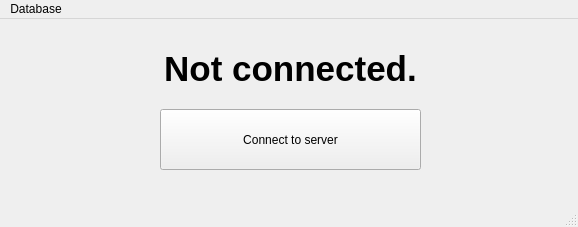
The window that ui/MainWindow.ui (YetToBeNamedHSETeam/DatabasesProject2) describes before a commit, drawn with Qt 5.
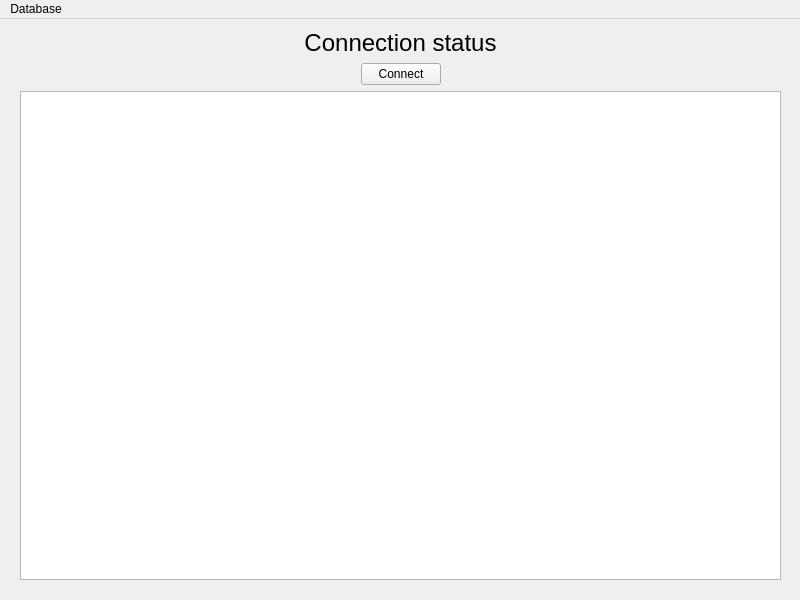
The same window after the commit.

Commit message: - some sql fixes - create db if needed and add sample data - started working on table view

Patch:
```diff
--- a/ui/MainWindow.ui
+++ b/ui/MainWindow.ui
@@ -6,48 +6,98 @@
    <rect>
     <x>0</x>
     <y>0</y>
-    <width>578</width>
-    <height>227</height>
+    <width>800</width>
+    <height>600</height>
    </rect>
   </property>
+  <property name="sizePolicy">
+   <sizepolicy hsizetype="Fixed" vsizetype="Fixed">
+    <horstretch>0</horstretch>
+    <verstretch>0</verstretch>
+   </sizepolicy>
+  </property>
+  <property name="minimumSize">
+   <size>
+    <width>800</width>
+    <height>600</height>
+   </size>
+  </property>
+  <property name="maximumSize">
+   <size>
+    <width>800</width>
+    <height>600</height>
+   </size>
+  </property>
   <property name="windowTitle">
    <string>MainWindow</string>
   </property>
-  <widget class="QWidget" name="centralwidget">
-   <widget class="QLabel" name="label">
+  <widget class="QWidget" name="central_widget">
+   <widget class="QWidget" name="verticalLayoutWidget">
     <property name="geometry">
      <rect>
-      <x>110</x>
-      <y>-10</y>
-      <width>361</width>
-      <height>121</height>
+      <x>20</x>
+      <y>10</y>
+      <width>761</width>
+      <height>551</height>
      </rect>
     </property>
-    <property name="layoutDirection">
-     <enum>Qt::LeftToRight</enum>
-    </property>
-    <property name="frameShape">
-     <enum>QFrame::NoFrame</enum>
-    </property>
-    <property name="text">
-     <string>&lt;html&gt;&lt;head/&gt;&lt;body&gt;&lt;p align=&quot;center&quot;&gt;&lt;span style=&quot; font-size:26pt; font-weight:600;&quot;&gt;Not connected.&lt;/span&gt;&lt;/p&gt;&lt;/body&gt;&lt;/html&gt;</string>
-    </property>
-    <property name="alignment">
-     <set>Qt::AlignCenter</set>
-    </property>
-   </widget>
-   <widget class="QPushButton" name="pushButton">
-    <property name="geometry">
-     <rect>
-      <x>160</x>
-      <y>90</y>
-      <width>261</width>
-      <height>61</height>
-     </rect>
-    </property>
-    <property name="text">
-     <string>Connect to server</string>
-    </property>
+    <layout class="QVBoxLayout" name="main_layout">
+     <item>
+      <layout class="QVBoxLayout" name="connection_layout">
+       <item>
+        <widget class="QLabel" name="connection_status_label">
+         <property name="text">
+          <string>&lt;html&gt;&lt;head/&gt;&lt;body&gt;&lt;p align=&quot;center&quot;&gt;&lt;span style=&quot; font-size:18pt;&quot;&gt;Connection status&lt;/span&gt;&lt;/p&gt;&lt;/body&gt;&lt;/html&gt;</string>
+         </property>
+        </widget>
+       </item>
+       <item>
+        <layout class="QHBoxLayout" name="connect_button_layout">
+         <item>
+          <spacer name="spacer_1">
+           <property name="orientation">
+            <enum>Qt::Horizontal</enum>
+           </property>
+           <property name="sizeHint" stdset="0">
+            <size>
+             <width>40</width>
+             <height>20</height>
+            </size>
+           </property>
+          </spacer>
+         </item>
+         <item>
+          <widget class="QPushButton" name="connect_button">
+           <property name="text">
+            <string>Connect</string>
+           </property>
+          </widget>
+         </item>
+         <item>
+          <spacer name="spacer_2">
+           <property name="orientation">
+            <enum>Qt::Horizontal</enum>
+           </property>
+           <property name="sizeHint" stdset="0">
+            <size>
+             <width>40</width>
+             <height>20</height>
+            </size>
+           </property>
+          </spacer>
+         </item>
+        </layout>
+       </item>
+      </layout>
+     </item>
+     <item>
+      <layout class="QHBoxLayout" name="table_layout">
+       <item>
+        <widget class="QTableView" name="table_view"/>
+       </item>
+      </layout>
+     </item>
+    </layout>
    </widget>
   </widget>
   <widget class="QMenuBar" name="menubar">
@@ -55,18 +105,17 @@
     <rect>
      <x>0</x>
      <y>0</y>
-     <width>578</width>
-     <height>21</height>
+     <width>800</width>
+     <height>26</height>
     </rect>
    </property>
-   <widget class="QMenu" name="menuDatabase">
+   <widget class="QMenu" name="menu_db">
     <property name="title">
      <string>Database</string>
     </property>
    </widget>
-   <addaction name="menuDatabase"/>
+   <addaction name="menu_db"/>
   </widget>
-  <widget class="QStatusBar" name="statusbar"/>
  </widget>
  <resources/>
  <connections/>
```
Left out of the diff: 4 changed lines with no effect on the pictures. The commit also changes 6 other files.
